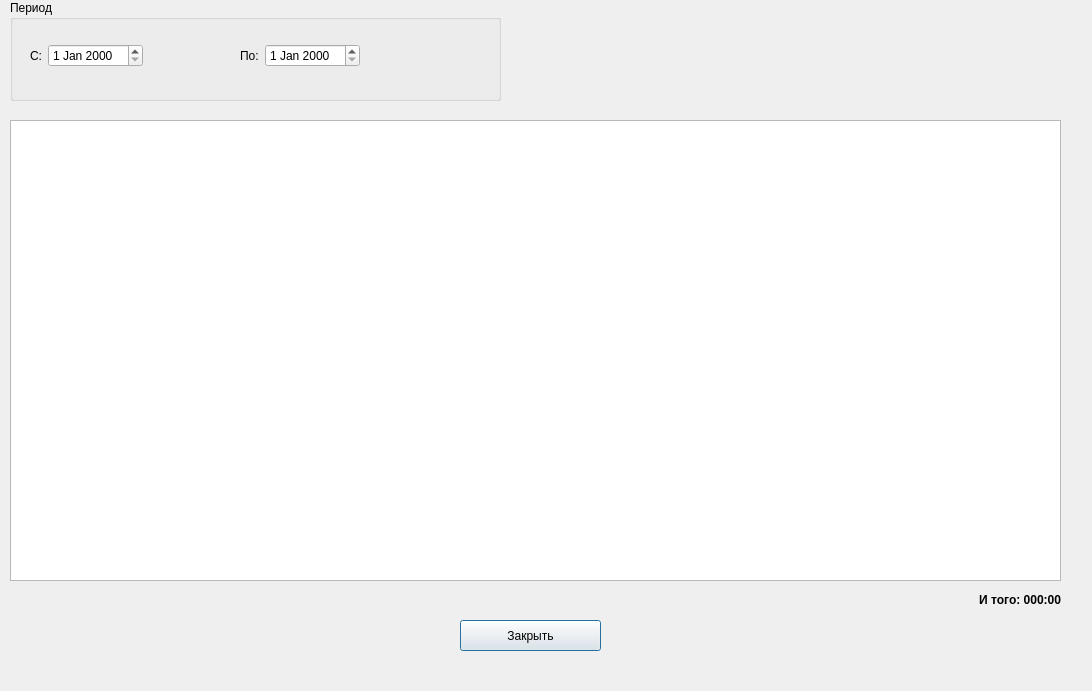
Before: the Qt Designer form TasksAccounting/worksreportdialog.ui in MishIvan/UbuntuProjects, drawn with Qt 5.
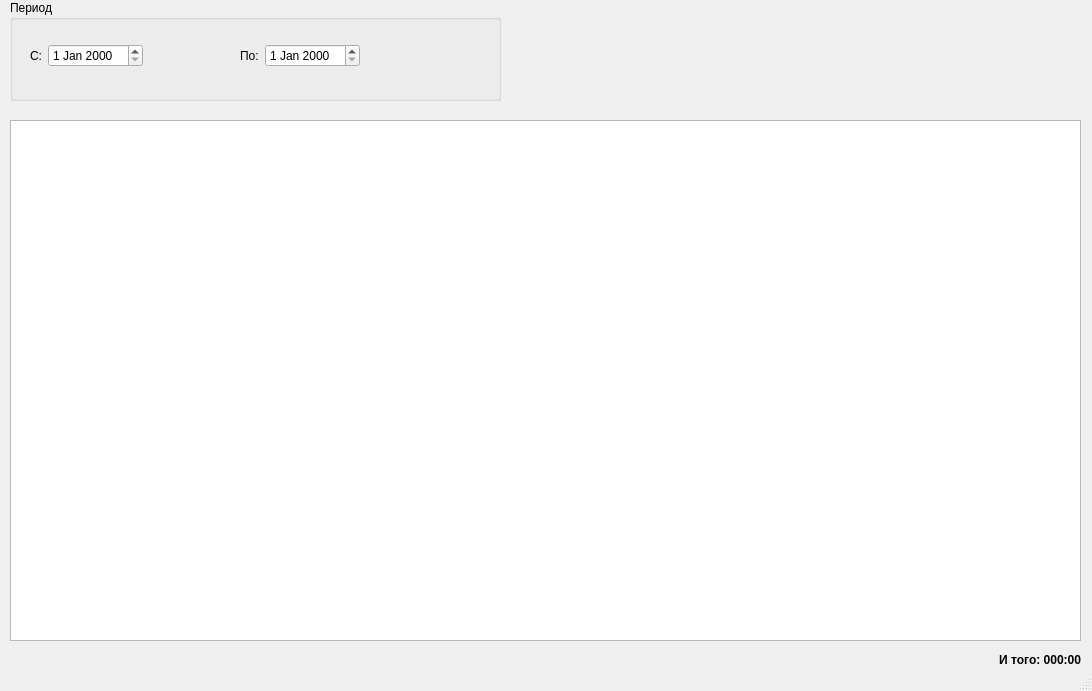
After: the same form once the commit is applied.

What changed in the file:
```diff
--- a/TasksAccounting/worksreportdialog.ui
+++ b/TasksAccounting/worksreportdialog.ui
@@ -13,6 +13,9 @@
   <property name="windowTitle">
    <string>Время по задачам за период</string>
   </property>
+  <property name="sizeGripEnabled">
+   <bool>true</bool>
+  </property>
   <property name="modal">
    <bool>true</bool>
   </property>
@@ -21,8 +24,8 @@
     <rect>
      <x>10</x>
      <y>120</y>
-     <width>1051</width>
-     <height>461</height>
+     <width>1071</width>
+     <height>521</height>
     </rect>
    </property>
    <property name="editTriggers">
@@ -38,8 +41,8 @@
   <widget class="QLabel" name="m_sumTimeLabel">
    <property name="geometry">
     <rect>
-     <x>930</x>
-     <y>590</y>
+     <x>950</x>
+     <y>650</y>
      <width>131</width>
      <height>19</height>
     </rect>
@@ -60,19 +63,6 @@
     <set>Qt::AlignRight|Qt::AlignTrailing|Qt::AlignVCenter</set>
    </property>
   </widget>
-  <widget class="QPushButton" name="m_closeButton">
-   <property name="geometry">
-    <rect>
-     <x>460</x>
-     <y>620</y>
-     <width>141</width>
-     <height>31</height>
-    </rect>
-   </property>
-   <property name="text">
-    <string>Закрыть</string>
-   </property>
-  </widget>
   <widget class="QGroupBox" name="groupBox">
    <property name="geometry">
     <rect>
```
